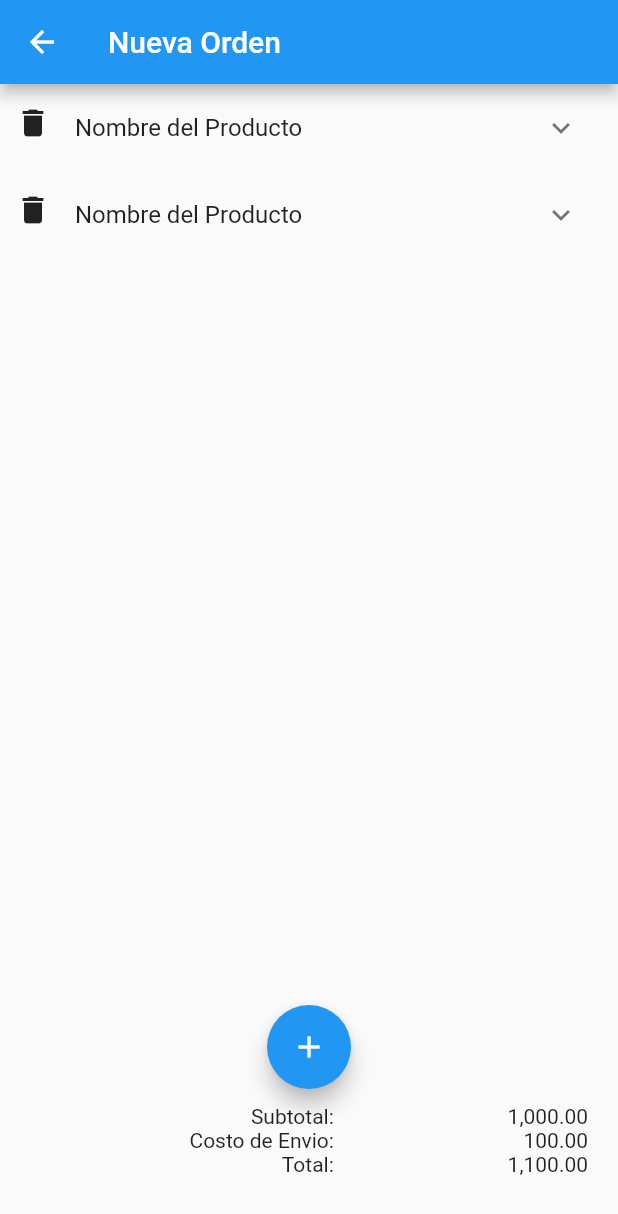
After one commit to JuanIgnacioOchoa/packaging, a Flutter app: the HomePage screen opened directly, after a tap on the "add" icon, on a phone screen of 412 x 824 dp. The commit adds this screen. Shown: the top 1214 px of the screen. Run offline on Flutter 3.47's test engine with Material 2 defaults, Android fonts, the light colour scheme and no system bars; our stand-ins replace flutter_screenutil.

Commit message:
New Order Changes

```diff
--- a/my_flutter_app/lib/login/login_page.dart
+++ b/my_flutter_app/lib/login/login_page.dart
@@ -4,6 +4,8 @@ import 'package:my_flutter_app/CustomIcons.dart';
 import 'package:my_flutter_app/Widgets/SocialIcons.dart';
 import 'package:my_flutter_app/login/LoginForm.dart';
 import 'package:my_flutter_app/pages/main_tab_container.dart';
+
+
 class LoginPage extends StatefulWidget {
   @override
   _LoginPageState createState() => new _LoginPageState();
@@ -19,7 +21,6 @@ class _LoginPageState extends State<LoginPage> {
   }
 
   sampleFunction(){
-
     Navigator.push(
       context,
       MaterialPageRoute(builder: (context) => TabViewContainer()),
--- a/my_flutter_app/lib/pages/home_page.dart
+++ b/my_flutter_app/lib/pages/home_page.dart
@@ -1,14 +1,25 @@
 import 'package:flutter/material.dart';
+import 'package:my_flutter_app/pages/main_tab_container.dart';
+import 'package:my_flutter_app/pages/new_order.dart';
 
 final List<String> entriesA = <String>['A', 'B', 'C'];
 
 final List<String> entriesB = <String>['1', '2', '3'];
 
 class HomePage extends StatelessWidget{
+
+
+  floatingActionAdd(BuildContext context){
+    Navigator.push(
+      context,
+      MaterialPageRoute(builder: (context) => NewOrder()),
+    );
+  }
+
   @override
   Widget build(BuildContext context){
-    return new Material(
-      child: Padding(
+    return new Scaffold(
+      body: Padding(
         padding: EdgeInsets.only(top: 60.0),
         child: Column(
           children: [
@@ -28,7 +39,13 @@ class HomePage extends StatelessWidget{
             )
           ]
         ),
-      )
+      ),
+      floatingActionButton: FloatingActionButton(
+        child: Icon(Icons.add),
+        onPressed: (){
+          floatingActionAdd(context);
+        },
+      ),
     );
   }
 
--- /dev/null
+++ b/my_flutter_app/lib/pages/new_order.dart
@@ -0,0 +1,132 @@
+import 'package:flutter/material.dart';
+
+class NewOrder extends StatefulWidget{
+  @override
+  _NewOrderState createState() => new _NewOrderState();
+}
+
+class _NewOrderState extends State<NewOrder>{
+
+  @override
+  Widget build(BuildContext context){
+    return new Scaffold(
+      appBar: AppBar(
+        title: Text("Nueva Orden"),
+        leading: BackButton(
+          color: Colors.white,
+        ),
+      ),
+      body: Padding(
+        padding: EdgeInsets.only(left: 10.0, right: 10.0),
+        child: Column(
+          children: [
+            Expanded(
+              child: ListView(
+                children: [
+                  Row(
+                    crossAxisAlignment: CrossAxisAlignment.start,
+                    children: [
+                      Padding(
+                        padding: EdgeInsets.only(top: 14.0),
+                        child: Icon(Icons.delete),
+                      ),
+                      Expanded(
+                        child: ExpansionTile(
+                          title: Text("Nombre del Producto"),
+                          children: getNewOrderWidgets(),
+                        ),
+                      )
+                    ],
+                  ),
+                  Row(
+                    crossAxisAlignment: CrossAxisAlignment.start,
+                    children: [
+                      Padding(
+                        padding: EdgeInsets.only(top: 14.0),
+                        child: Icon(Icons.delete),
+                      ),
+                      Expanded(
+                        child: ExpansionTile(
+                          title: Text("Nombre del Producto"),
+                          children: getNewOrderWidgets(),
+                        ),
+                      )
+                    ],
+                  ),
+                ],
+              ),
+            ),
+            Padding(
+              padding: EdgeInsets.only(top: 10.0, bottom: 10.0),
+              child: FloatingActionButton(
+                onPressed: (){ print("Add"); },
+                child: Icon(Icons.add),
+              ),
+            ),
+            Padding(
+              padding: EdgeInsets.only(left:50.0, right: 10.0, bottom: 40.0),
+              child: Table(
+                children: [
+                  TableRow(
+                    children: [
+                      Align(alignment: Alignment.centerRight, child: Text("Subtotal: "),),
+                      Align(alignment: Alignment.centerRight, child: Text("1,000.00"),),
+                    ],
+                  ),
+                  TableRow(
+                    children: [
+                      Align(alignment: Alignment.centerRight, child: Text("Costo de Envio: "),),
+                      Align(alignment: Alignment.centerRight, child: Text("100.00"),),
+                    ],
+                  ),
+                  TableRow(
+                    children: [
+                      Align(alignment: Alignment.centerRight, child: Text("Total: "),),
+                      Align(alignment: Alignment.centerRight, child: Text("1,100.00"),),
+                    ],
+                  ),
+                ],
+              ),
+            ),
+
+          ]
+        ),
+      ),
+    );
+  }
+
+  List<Widget> getNewOrderWidgets(){
+    return [
+      TextField(
+        decoration: InputDecoration(
+          hintText: "Nombre del Producto",
+          hintStyle: TextStyle(color: Colors.grey, fontSize: 12.0)),
+      ),
+      TextField(
+        decoration: InputDecoration(
+          hintText: "Link del Producto",
+          hintStyle: TextStyle(color: Colors.grey, fontSize: 12.0)),
+      ),
+      TextField(
+        decoration: InputDecoration(
+          hintText: "Proveedor",
+          hintStyle: TextStyle(color: Colors.grey, fontSize: 12.0)),
+      ),
+      TextField(
+        decoration: InputDecoration(
+          hintText: "Costo del Producto",
+          hintStyle: TextStyle(color: Colors.grey, fontSize: 12.0)),
+      ),
+      TextField(
+        decoration: InputDecoration(
+          hintText: "Dimensiones",
+          hintStyle: TextStyle(color: Colors.grey, fontSize: 12.0)),
+      ),
+      TextField(
+        decoration: InputDecoration(
+          hintText: "Referencia de Rastreo",
+          hintStyle: TextStyle(color: Colors.grey, fontSize: 12.0)),
+      ),
+    ];
+  }
+}
```
